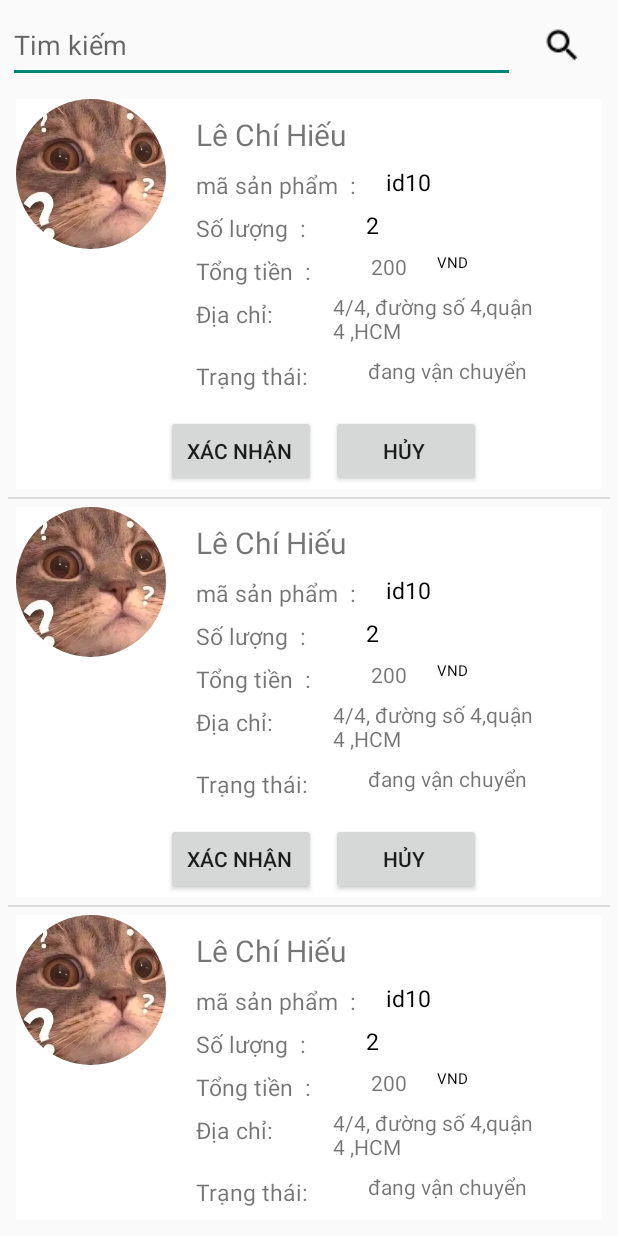
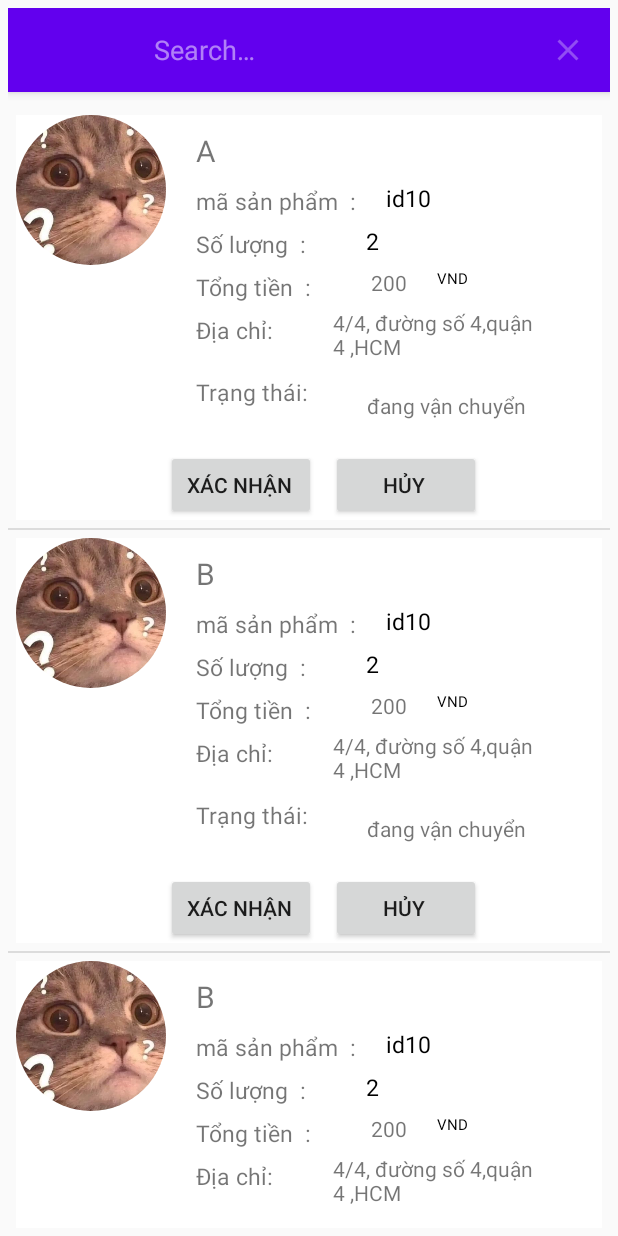
Before and after one commit to nguyentruonggiang281/ShoeShopApp, an Android app: the QuanLySanPham screen opened directly, with no data from a screen before it, after a tap on "HỦY", on a phone screen of 412 x 824 dp. Run offline under Robolectric (Android 15) with nearby library versions, the phone set to English and light mode, and no system bars; our stand-ins replace CircleImageView; 2 other taps on this screen came first.

Commit message:
update linh tinh

```diff
--- a/app/src/main/AndroidManifest.xml
+++ b/app/src/main/AndroidManifest.xml
@@ -11,9 +11,6 @@
         android:theme="@style/Theme.AppBanGiayComplete">
         <activity
             android:name=".Activity.EditProduct"
-            android:exported="false" />
-        <activity
-            android:name=".Activity.AddProduct"
             android:exported="false" />
         <activity
             android:name=".Activity.QuanLySanPham"
--- a/app/src/main/java/com/example/appbangiaycomplete/Activity/AddOderProduct.java
+++ b/app/src/main/java/com/example/appbangiaycomplete/Activity/AddOderProduct.java
@@ -54,9 +54,8 @@ public class AddOderProduct extends AppCompatActivity {
 
         edtColor = findViewById(R.id.mau);
         edtNameProduct.getText().toString().trim();
-
+        //
         imgBtnAddPhoto = findViewById(R.id.anh);
-
         btnSave = findViewById(R.id.btn_save);
         // function  button save
         btnSave.setOnClickListener(new View.OnClickListener() {
--- a/app/src/main/java/com/example/appbangiaycomplete/Activity/QuanLySanPham.java
+++ b/app/src/main/java/com/example/appbangiaycomplete/Activity/QuanLySanPham.java
@@ -1,14 +1,18 @@
 package com.example.appbangiaycomplete.Activity;
 
 import androidx.appcompat.app.AppCompatActivity;
+import androidx.appcompat.widget.SearchView;
 import androidx.recyclerview.widget.DividerItemDecoration;
 import androidx.recyclerview.widget.LinearLayoutManager;
 import androidx.recyclerview.widget.RecyclerView;
 
 import android.app.Dialog;
+import android.app.SearchManager;
+import android.content.Context;
 import android.content.Intent;
 import android.graphics.drawable.Drawable;
 import android.os.Bundle;
+import android.view.Menu;
 import android.view.View;
 import android.widget.Button;
 import android.widget.RelativeLayout;
@@ -30,6 +34,7 @@ public class QuanLySanPham extends AppCompatActivity {
 
     RecyclerView rcvProduct;
     ProductAdapter productAdapter;
+    SearchView searchView;
 
     @Override
     protected void onCreate(Bundle savedInstanceState) {
@@ -48,6 +53,7 @@ public class QuanLySanPham extends AppCompatActivity {
         mListOrder = getListProduct();
 //        productAdapter.setData(mListOrder);
         rcvProduct.setAdapter(productAdapter);
+
         productAdapter.setOnItemClickListener(new ProductAdapter.OnItemClickListener() {
             @Override
             public void onItemClick(int position) {
@@ -77,17 +83,17 @@ public class QuanLySanPham extends AppCompatActivity {
         List<Order> listOder = new ArrayList<>();
         listOder.add(new Order("Lê Chí Hiếu  ", "id10", "2", "200"
                 , "4/4, đường số 4,quận 4 ,HCM", "đang vận chuyển"));
-        listOder.add(new Order("Lê Chí Hiếu  ", "id10", "2", "200"
+        listOder.add(new Order("A ", "id10", "2", "200"
                 , "4/4, đường số 4,quận 4 ,HCM", "đang vận chuyển"));
-        listOder.add(new Order("Lê Chí Hiếu  ", "id10", "2", "200"
+        listOder.add(new Order("B  ", "id10", "2", "200"
                 , "4/4, đường số 4,quận 4 ,HCM", "đang vận chuyển"));
-        listOder.add(new Order("Lê Chí Hiếu  ", "id10", "2", "200"
+        listOder.add(new Order("C ", "id10", "2", "200"
                 , "4/4, đường số 4,quận 4 ,HCM", "đang vận chuyển"));
-        listOder.add(new Order("Lê Chí Hiếu  ", "id10", "2", "200"
+        listOder.add(new Order("D ", "id10", "2", "200"
                 , "4/4, đường số 4,quận 4 ,HCM", "đang vận chuyển"));
-        listOder.add(new Order("Lê Chí Hiếu  ", "id10", "2", "200"
+        listOder.add(new Order("E ", "id10", "2", "200"
                 , "4/4, đường số 4,quận 4 ,HCM", "đang vận chuyển"));
-        listOder.add(new Order("Lê Chí Hiếu  ", "id10", "2", "200"
+        listOder.add(new Order("F ", "id10", "2", "200"
                 , "4/4, đường số 4,quận 4 ,HCM", "đang vận chuyển"));
 
         return listOder;
@@ -95,10 +101,10 @@ public class QuanLySanPham extends AppCompatActivity {
     }
 
     // chuyển qyua màn hình edit
-    private void onClickGoToEditOderProduct(Order oder) {
+    private void onClickGoToEditOderProduct(Order order) {
         Intent intent = new Intent(QuanLySanPham.this, EditProduct.class);
         Bundle bundle = new Bundle();
-        bundle.putSerializable("object_oder_product", oder);
+        bundle.putSerializable("object_oder_product", order);
         QuanLySanPham.this.startActivity(intent);
     }
 
@@ -126,15 +132,36 @@ public class QuanLySanPham extends AppCompatActivity {
 //        });
 //        dialog.show();
 //    }
-    public void Cancel(final int position) {
-        Toast.makeText(this, "   thoát ", Toast.LENGTH_SHORT).show();
-        mListOrder.remove(position);
-        productAdapter.notifyDataSetChanged();
+//    public void Cancel(final int position) {
+//        Toast.makeText(this, "   thoát ", Toast.LENGTH_SHORT).show();
+//        mListOrder.remove(position);
+//        productAdapter.notifyDataSetChanged();
+//
+//
+//    }
+//
+//    public void Comfirm(final int position) {
+//
+    public boolean onCreateOptionsMenu(Menu menu) {
+        getMenuInflater().inflate(R.menu.menu_search, menu);
+        SearchManager searchManager = (SearchManager) getSystemService(Context.SEARCH_SERVICE);
+        searchView = (SearchView) menu.findItem(R.id.action_search).getActionView();
+        searchView.setSearchableInfo(searchManager.getSearchableInfo(getComponentName()));
+        searchView.setMaxWidth(Integer.MAX_VALUE);
+        searchView.setOnQueryTextListener(new SearchView.OnQueryTextListener() {
+            @Override
+            public boolean onQueryTextSubmit(String query) {
+                productAdapter.getFilter().filter(query);
+                return false;
+            }
 
-
+            @Override
+            public boolean onQueryTextChange(String newText) {
+                productAdapter.getFilter().filter(newText);
+                return false;
+            }
+        });
+        return true;
     }
 
-    public void Comfirm(final int position) {
-
-    }
 }
--- a/app/src/main/java/com/example/appbangiaycomplete/Adapter/OderAdapter.java
+++ b/app/src/main/java/com/example/appbangiaycomplete/Adapter/OderAdapter.java
@@ -28,7 +28,7 @@ import java.util.List;
 import java.util.Locale;
 
 public class OderAdapter extends RecyclerView.Adapter<OderAdapter.OderViewHolder> implements Filterable {
-  public List<Product> mListOderProduct;
+    public List<Product> mListOderProduct;
     public List<Product> mListOderProductOld;
     private Context mContext;
     public Product oderProduct;
@@ -102,7 +102,6 @@ public class OderAdapter extends RecyclerView.Adapter<OderAdapter.OderViewHolder
     }
 
 
-
     public class OderViewHolder extends RecyclerView.ViewHolder {
         private RelativeLayout layoutCustomItem;
         private ImageView imgProduct;
@@ -160,7 +159,7 @@ public class OderAdapter extends RecyclerView.Adapter<OderAdapter.OderViewHolder
                 } else {
                     List<Product> products = new ArrayList<>();
                     for (Product pro : mListOderProduct) {
-                        if (pro.getProductName().toLowerCase().contains(strSearch.toLowerCase())){
+                        if (pro.getProductName().toLowerCase().contains(strSearch.toLowerCase())) {
                             products.add(pro);
                         }
 
--- a/app/src/main/res/layout/quan_ly_san_pham.xml
+++ b/app/src/main/res/layout/quan_ly_san_pham.xml
@@ -1,55 +1,68 @@
 <?xml version="1.0" encoding="utf-8"?>
 <LinearLayout xmlns:android="http://schemas.android.com/apk/res/android"
+    xmlns:app="http://schemas.android.com/apk/res-auto"
     android:id="@+id/quan_ly_san_pham"
     android:layout_width="match_parent"
     android:layout_height="match_parent"
     android:orientation="vertical"
     android:layout_margin="5dp">
-
-    <LinearLayout
+    <com.google.android.material.appbar.AppBarLayout
         android:layout_width="match_parent"
         android:layout_height="wrap_content"
-        android:orientation="horizontal"
-        android:weightSum="9">
+        android:theme="@style/ThemeOverlay.MaterialComponents.Dark.ActionBar">
 
-        <EditText
+        <androidx.appcompat.widget.Toolbar
+            android:id="@+id/toolbar_search"
+            android:layout_width="match_parent"
+            android:layout_height="?attr/actionBarSize"
+            android:background="@color/purple_500"
+            app:menu="@menu/menu_search" />
 
-            android:layout_width="wrap_content"
-            android:layout_height="50dp"
-            android:layout_weight="8"
-            android:hint="Tim kiếm " />
+    </com.google.android.material.appbar.AppBarLayout>
+<!--    <LinearLayout-->
+<!--        android:layout_width="match_parent"-->
+<!--        android:layout_height="wrap_content"-->
+<!--        android:orientation="horizontal"-->
+<!--        android:weightSum="9">-->
 
-        <ImageButton
+<!--        <EditText-->
 
-            android:layout_width="wrap_content"
-            android:layout_height="wrap_content"
-            android:layout_gravity="center"
-            android:layout_weight="1"
-            android:background="@null"
-            android:contentDescription="@string/ic_search"
-            android:minWidth="32dp"
-            android:minHeight="48dp"
-            android:src="@drawable/ic_search" />
+<!--            android:layout_width="wrap_content"-->
+<!--            android:layout_height="50dp"-->
+<!--            android:layout_weight="8"-->
+<!--            android:hint="Tim kiếm " />-->
 
-    </LinearLayout>
+<!--        <ImageButton-->
+
+<!--            android:layout_width="wrap_content"-->
+<!--            android:layout_height="wrap_content"-->
+<!--            android:layout_gravity="center"-->
+<!--            android:layout_weight="1"-->
+<!--            android:background="@null"-->
+<!--            android:contentDescription="@string/ic_search"-->
+<!--            android:minWidth="32dp"-->
+<!--            android:minHeight="48dp"-->
+<!--            android:src="@drawable/ic_search" />-->
+
+<!--    </LinearLayout>-->
 
    <androidx.recyclerview.widget.RecyclerView
-       android:layout_marginTop="5dp"
+       android:layout_marginTop="10dp"
        android:id="@+id/rcv_productt"
        android:layout_width="match_parent"
        android:layout_height="wrap_content"
        android:layout_weight="1">
 
    </androidx.recyclerview.widget.RecyclerView>
-    <LinearLayout
-        android:layout_marginBottom="5dp"
-        android:layout_width="match_parent"
-        android:layout_height="wrap_content"
-        android:gravity="center"
-        android:orientation="horizontal">
+<!--    <LinearLayout-->
+<!--        android:layout_marginBottom="5dp"-->
+<!--        android:layout_width="match_parent"-->
+<!--        android:layout_height="wrap_content"-->
+<!--        android:gravity="center"-->
+<!--        android:orientation="horizontal">-->
 
 
 
 
-    </LinearLayout>
+<!--    </LinearLayout>-->
 </LinearLayout>
--- a/app/src/main/res/layout/quan_ly_san_pham_custom.xml
+++ b/app/src/main/res/layout/quan_ly_san_pham_custom.xml
@@ -2,7 +2,7 @@
 <RelativeLayout xmlns:android="http://schemas.android.com/apk/res/android"
     android:id="@+id/quan_ly_san_pham_custom"
     android:layout_width="match_parent"
-    android:layout_height="260dp"
+    android:layout_height="270dp"
     android:layout_margin="5dp"
     android:background="#fff"
     android:orientation="vertical">
@@ -169,8 +169,8 @@
         android:layout_width="wrap_content"
         android:layout_height="wrap_content"
         android:layout_below="@+id/tvTxt_address"
-        android:layout_marginLeft="40dp"
-        android:layout_marginTop="7dp"
+        android:layout_marginLeft="39dp"
+        android:layout_marginTop="20dp"
         android:layout_toRightOf="@id/tv_state"
         android:text="đang vận chuyển"
 
@@ -184,6 +184,7 @@
         android:layout_marginStart="100dp"
         android:layout_marginLeft="10dp"
         android:layout_marginTop="20dp"
+        android:minHeight="48dp"
         android:text="Xác nhận " />
 
     <Button
@@ -196,6 +197,7 @@
         android:layout_marginLeft="10dp"
         android:layout_marginTop="20dp"
         android:layout_toRightOf="@id/btn_confirm"
+        android:minHeight="48dp"
         android:text="Hủy " />
     <!--        android:layout_below="@+id/tv_price"-->
 
--- a/app/src/main/res/layout/sua_san_pham_02.xml
+++ b/app/src/main/res/layout/sua_san_pham_02.xml
@@ -148,6 +148,7 @@
         android:src="@drawable/img_add_photo" />
 
     <Button
+        android:id="@+id/btn_save"
         android:textColor="#fff"
         android:background="#673AB7"
         android:layout_marginLeft="10dp"
--- a/app/src/main/res/layout/sua_sp.xml
+++ b/app/src/main/res/layout/sua_sp.xml
@@ -135,6 +135,7 @@
 <!--        android:src="@drawable/img_add_photo" />-->
 
     <Button
+        android:id="@+id/btn_save"
         android:textColor="#fff"
         android:background="#673AB7"
         android:layout_marginLeft="10dp"
--- a/app/src/main/res/menu/menu_nav.xml
+++ b/app/src/main/res/menu/menu_nav.xml
@@ -28,6 +28,12 @@
         <menu>
             <item
 
+                android:id="@+id/nav_log_out"
+                android:icon="@drawable/ic_account"
+                android:title="@string/nav_log_out" />
+
+            <item
+
                 android:id="@+id/nav_account"
                 android:icon="@drawable/ic_account"
                 android:title="@string/nav_account" />
--- a/app/src/main/res/values/strings.xml
+++ b/app/src/main/res/values/strings.xml
@@ -5,8 +5,11 @@
     <string name="nav_quan_ly_don_hang">Quan Ly Don Hang</string>
     <string name="nav_quan_ly_khach_hang">Quan Ly Khach Hang</string>
     <string name="nav_account">Account</string>
+
     <string name="nav_my_profile">My Profile</string>
     <string name="nav_change_password">Change Password</string>
+    <string name="nav_log_out"> Log out </string>
+
     <string name="navivgation_drawer_open">Open navigation drawer</string>
     <string name="navivgation_drawer_close">Open navigation drawer </string>
     <string name="add_photo">Add Photo </string>
```
Also changed, not shown: app/src/main/java/com/example/appbangiaycomplete/Activity/AddProduct.java (deleted, +0 -16 lines), app/src/main/java/com/example/appbangiaycomplete/Activity/EditOderProduct.java (+11 -0 lines), app/src/main/java/com/example/appbangiaycomplete/Activity/EditProduct.java (+15 -5 lines), app/src/main/java/com/example/appbangiaycomplete/Activity/MainActivity.java (+21 -2 lines), app/src/main/java/com/example/appbangiaycomplete/Activity/QuanLyDonHang02.java (+1 -1 lines), app/src/main/java/com/example/appbangiaycomplete/Adapter/ProductAdapter.java (+70 -21 lines).
